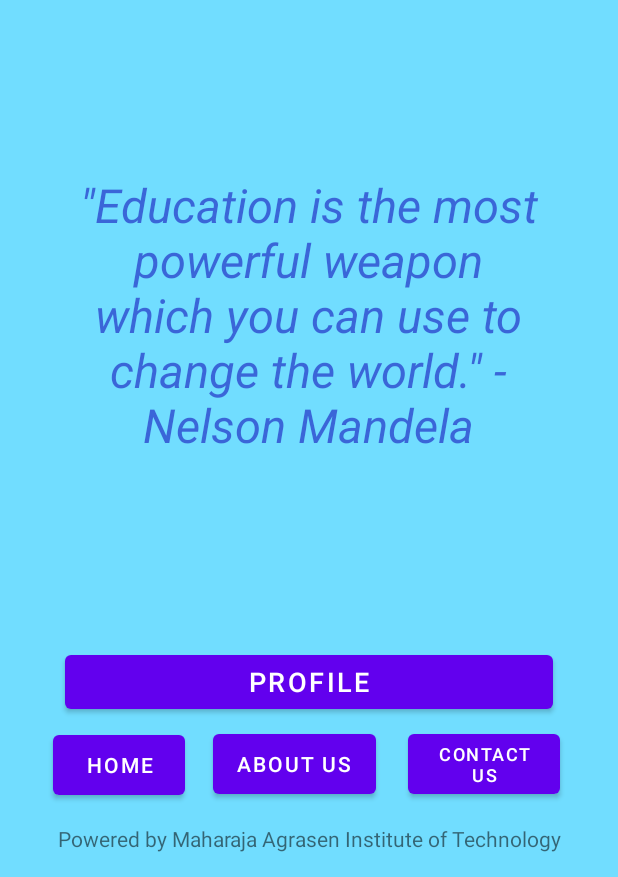
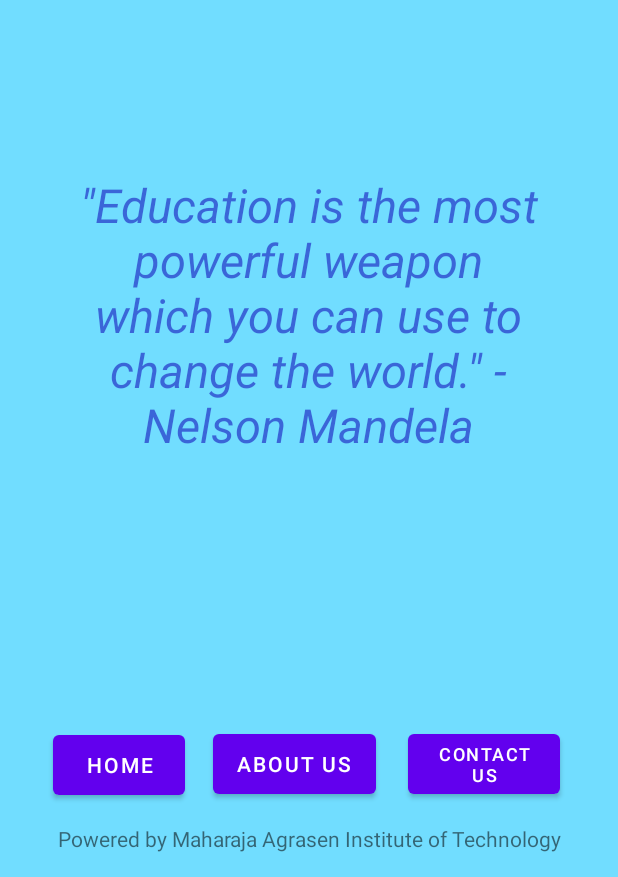
Before and after one commit to Vineetg2003/Shuruat-Android-Application, an Android app: the homepage screen opened directly, with no data from a screen before it, on a phone screen of 412 x 824 dp, the part 359-1236 px from its top. Run offline under Robolectric (Android 15) with nearby library versions, the phone set to English and light mode, and no system bars; our stand-ins replace sdp/ssp sizes.

Commit message:
button remove

```diff
--- a/app/src/main/res/layout/activity_homepage.xml
+++ b/app/src/main/res/layout/activity_homepage.xml
@@ -45,18 +45,18 @@
         app:layout_constraintTop_toTopOf="parent"
         app:layout_constraintVertical_bias="0.936" />
 
-    <Button
-        android:id="@+id/button10"
-        android:layout_width="@dimen/_250sdp"
-        android:layout_height="@dimen/_37sdp"
-        android:layout_weight="1"
-        android:text="@string/Profile"
-        android:textSize="@dimen/_14ssp"
-        app:layout_constraintBottom_toBottomOf="parent"
-        app:layout_constraintEnd_toEndOf="parent"
-        app:layout_constraintStart_toStartOf="parent"
-        app:layout_constraintTop_toTopOf="parent"
-        app:layout_constraintVertical_bias="0.863" />
+<!--    <Button-->
+<!--        android:id="@+id/button10"-->
+<!--        android:layout_width="@dimen/_250sdp"-->
+<!--        android:layout_height="@dimen/_37sdp"-->
+<!--        android:layout_weight="1"-->
+<!--        android:text="@string/Profile"-->
+<!--        android:textSize="@dimen/_14ssp"-->
+<!--        app:layout_constraintBottom_toBottomOf="parent"-->
+<!--        app:layout_constraintEnd_toEndOf="parent"-->
+<!--        app:layout_constraintStart_toStartOf="parent"-->
+<!--        app:layout_constraintTop_toTopOf="parent"-->
+<!--        app:layout_constraintVertical_bias="0.863" />-->
 
     <Button
         android:id="@+id/button7"
```
